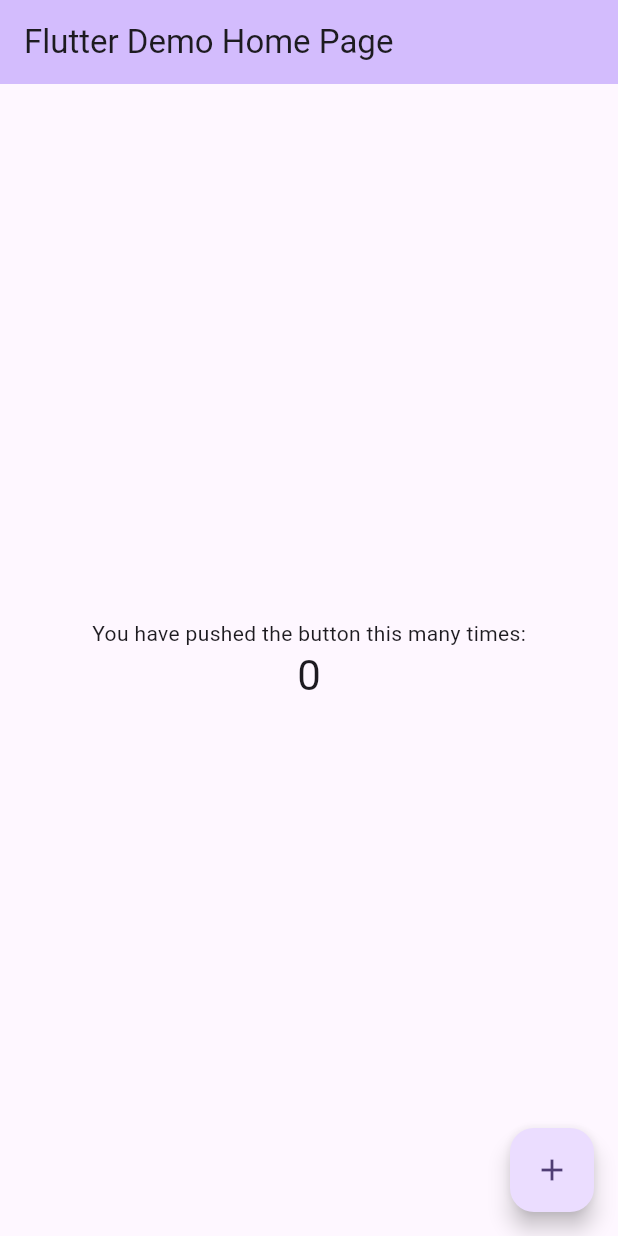
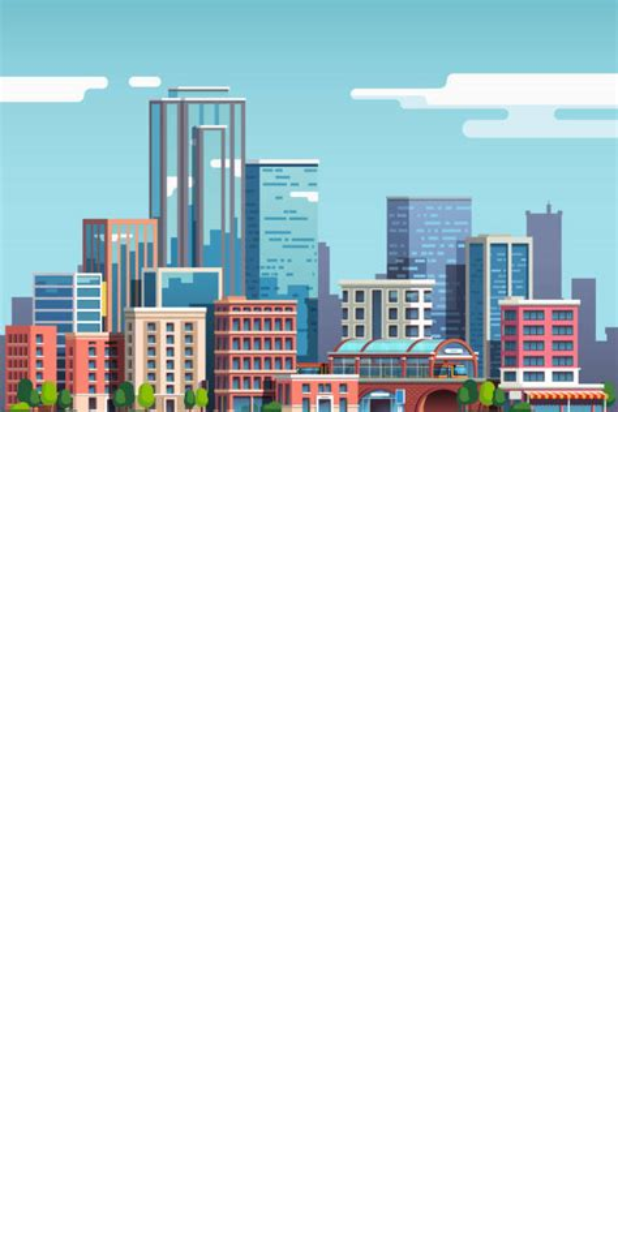
Before and after one commit to Xander1540/Pushpak_user, a Flutter app: the screen it shows after launch, on a phone screen of 412 x 824 dp. Run offline on Flutter 3.47's test engine with Material 3 defaults, Android fonts, the phone set to English and light mode, and no system bars.

Commit message:
second commit

```diff
--- a/lib/main.dart
+++ b/lib/main.dart
@@ -1,4 +1,6 @@
 import 'package:flutter/material.dart';
+import 'package:pushpak_user/screens/register_screen.dart';
+import 'package:pushpak_user/themeProvider/themeProvider.dart';
 
 void main() {
   runApp(const MyApp());
@@ -10,59 +12,13 @@ class MyApp extends StatelessWidget {
   @override
   Widget build(BuildContext context) {
     return MaterialApp(
-      title: 'Flutter Demo',
-      theme: ThemeData(
-        colorScheme: ColorScheme.fromSeed(seedColor: Colors.deepPurple),
-        useMaterial3: true,
-      ),
-      home: const MyHomePage(title: 'Flutter Demo Home Page'),
+      title: 'Pushpak',
+      debugShowCheckedModeBanner: false,
+      themeMode: ThemeMode.system,
+      theme: MyThemes.lightTheme,
+      darkTheme: MyThemes.darkTheme,
+
+      home: RegisterScreen(),
     );
   }
 }
-
-class MyHomePage extends StatefulWidget {
-  const MyHomePage({super.key, required this.title});
-  final String title;
-
-  @override
-  State<MyHomePage> createState() => _MyHomePageState();
-}
-
-class _MyHomePageState extends State<MyHomePage> {
-  int _counter = 0;
-
-  void _incrementCounter() {
-    setState(() {
-      _counter++;
-    });
-  }
-
-  @override
-  Widget build(BuildContext context) {
-    return Scaffold(
-      appBar: AppBar(
-        backgroundColor: Theme.of(context).colorScheme.inversePrimary,
-        title: Text(widget.title),
-      ),
-      body: Center(
-        child: Column(
-          mainAxisAlignment: MainAxisAlignment.center,
-          children: <Widget>[
-            const Text(
-              'You have pushed the button this many times:',
-            ),
-            Text(
-              '$_counter',
-              style: Theme.of(context).textTheme.headlineMedium,
-            ),
-          ],
-        ),
-      ),
-      floatingActionButton: FloatingActionButton(
-        onPressed: _incrementCounter,
-        tooltip: 'Increment',
-        child: const Icon(Icons.add),
-      ),
-    );
-  }
-}
--- /dev/null
+++ b/lib/screens/main_page.dart
@@ -0,0 +1,16 @@
+
+import 'package:flutter/material.dart';
+
+class MainScreen extends StatefulWidget{
+  @override
+  State<MainScreen> createState()=> _MainScreenState();
+}
+
+class _MainScreenState  extends State<MainScreen>{
+  @override
+  Widget build(BuildContext context) {
+   return Scaffold(
+
+   );
+  }
+}
--- /dev/null
+++ b/lib/screens/register_screen.dart
@@ -0,0 +1,46 @@
+import 'package:flutter/material.dart';
+
+class RegisterScreen extends StatefulWidget {
+  const RegisterScreen({super.key});
+
+  @override
+  State<RegisterScreen> createState() => _RegisterScreenState();
+}
+
+class _RegisterScreenState extends State<RegisterScreen> {
+
+  final nameTextEditingController = TextEditingController();
+  final emailTextEditingController = TextEditingController();
+  final phoneTextEditingController = TextEditingController();
+  final addressTextEditingController = TextEditingController();
+  final passwordTextEditingController = TextEditingController();
+  final confirmTextEditingController = TextEditingController();
+
+  bool _passwordVisible = false;
+
+  final _formKey = GlobalKey();
+
+  @override
+  Widget build(BuildContext context) {
+
+    bool darkTheme = MediaQuery.of(context).platformBrightness == Brightness.dark;
+
+    return GestureDetector(
+      onTap: (){
+        FocusScope.of(context).unfocus();
+      },
+      child: Scaffold(
+        body: ListView(
+          padding: EdgeInsets.all(0),
+          children: [
+            Column(
+              children: [
+                Image.asset(darkTheme ? 'images/cityNight.jpg' : 'images/cityDay.jpg'),
+              ],
+            )
+          ],
+        ),
+      ),
+    );
+  }
+}
--- /dev/null
+++ b/lib/splashScreen/splashScreen.dart
@@ -0,0 +1,21 @@
+import 'package:flutter/material.dart';
+
+class  SplashScreen extends StatefulWidget {
+  const SplashScreen({super.key});
+
+  @override
+  State<SplashScreen> createState() => _SplashScreenState();
+}
+
+class _SplashScreenState extends State<SplashScreen> {
+  @override
+  Widget build(BuildContext context) {
+    return Scaffold(
+      body: Center(
+        child: Text(
+          "Pushpak"
+        ),
+      ),
+    );
+  }
+}
--- /dev/null
+++ b/lib/themeProvider/themeProvider.dart
@@ -0,0 +1,13 @@
+import 'package:flutter/material.dart';
+
+class MyThemes{
+  static final darkTheme = ThemeData(
+    scaffoldBackgroundColor: Colors.grey.shade900,
+    colorScheme: ColorScheme.dark(),
+  );
+
+  static final lightTheme = ThemeData(
+    scaffoldBackgroundColor: Colors.white,
+    colorScheme: ColorScheme.light(),
+  );
+}
--- a/pubspec.yaml
+++ b/pubspec.yaml
@@ -59,7 +59,8 @@ flutter:
   uses-material-design: true
 
   # To add assets to your application, add an assets section, like this:
-  # assets:
+  assets:
+    - images/
   #   - images/a_dot_burr.jpeg
   #   - images/a_dot_ham.jpeg
 
```
Also changed, not shown: images/cityDay.jpg (added), images/cityNight.jpg (added), images/pick.jpg (added), lib/screens/login_screen.dart (added), 4 other files.
